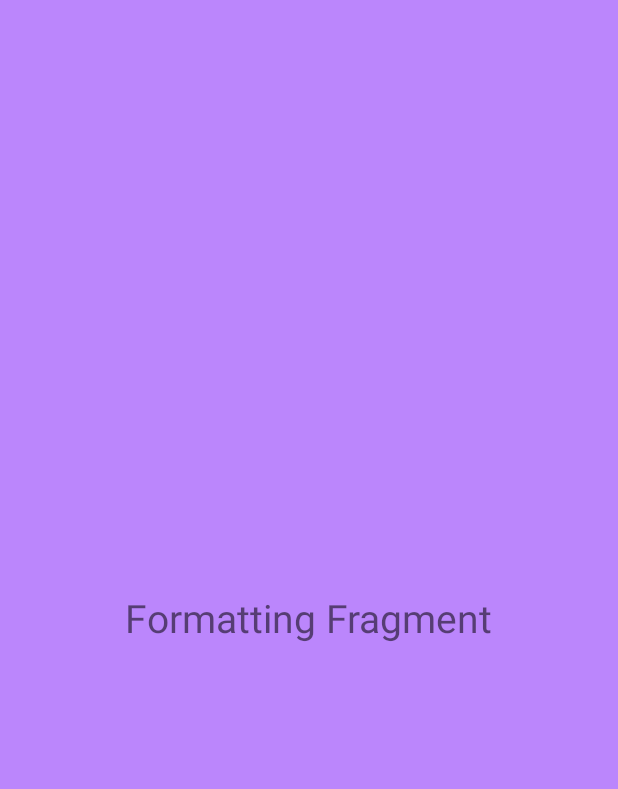
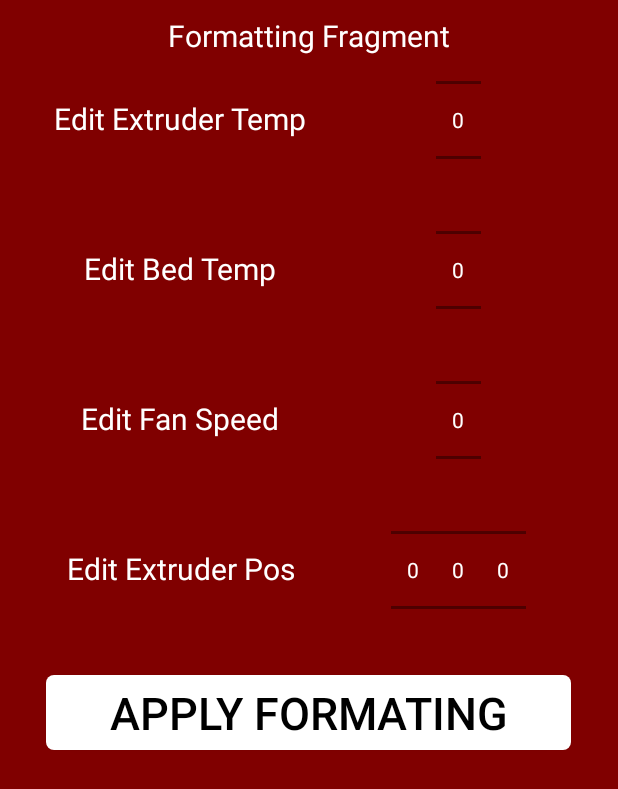
Before and after one commit to liusteven2/3D_Printer_1, an Android app: the layout fragment_formatting.xml on its own in the app's theme, with its tools: preview values and no code run, on a phone screen of 412 x 824 dp. Shown: the top 789 px of the screen. Run offline under Robolectric (Android 15) with nearby library versions, the phone set to English and light mode, and no system bars.

Commit message:
PrinterFormatting Tab working w/ srollable value selector and push to Firebase

```diff
--- a/app/src/main/java/com/example/a3d_printer_1/Formatting.kt
+++ b/app/src/main/java/com/example/a3d_printer_1/Formatting.kt
@@ -5,7 +5,9 @@ import androidx.fragment.app.Fragment
 import android.view.LayoutInflater
 import android.view.View
 import android.view.ViewGroup
-import android.widget.TextView
+import android.widget.*
+import com.google.firebase.database.DatabaseReference
+import com.google.firebase.database.FirebaseDatabase
 import org.w3c.dom.Text
 
 
@@ -26,27 +28,13 @@ import org.w3c.dom.Text
 //}
 
 
-// TODO: Rename parameter arguments, choose names that match
-// the fragment initialization parameters, e.g. ARG_ITEM_NUMBER
-private const val ARG_PARAM1 = "param1"
-private const val ARG_PARAM2 = "param2"
+class Formatting : Fragment() {
 
-/**
- * A simple [Fragment] subclass.
- * Use the [Formatting.newInstance] factory method to
- * create an instance of this fragment.
- */
-class Formatting : Fragment() {
-    // TODO: Rename and change types of parameters
-    private var param1: String? = null
-    private var param2: String? = null
+    //for sending information to firebase database
+    private lateinit var database : DatabaseReference
 
     override fun onCreate(savedInstanceState: Bundle?) {
         super.onCreate(savedInstanceState)
-        arguments?.let {
-            param1 = it.getString(ARG_PARAM1)
-            param2 = it.getString(ARG_PARAM2)
-        }
     }
 
     override fun onCreateView(
@@ -59,26 +47,56 @@ class Formatting : Fragment() {
         val args = this.arguments
         val inputData = args?.get("data")
         textView.text = inputData.toString()
+
+        val extTemp : NumberPicker = view.findViewById(R.id.numPickerExtTemp)
+        extTemp.minValue = 0
+        extTemp.maxValue = 100
+
+        val bedTemp : NumberPicker = view.findViewById(R.id.numPickerBedTemp)
+        bedTemp.minValue = 0
+        bedTemp.maxValue = 100
+
+        val fanSpeed : NumberPicker = view.findViewById(R.id.numPickerFanSpeed)
+        fanSpeed.minValue = 0
+        fanSpeed.maxValue = 100
+
+        val xVal : NumberPicker = view.findViewById(R.id.numPickerX)
+        xVal.minValue = 0
+        xVal.maxValue = 100
+
+        val yVal : NumberPicker = view.findViewById(R.id.numPickerY)
+        yVal.minValue = 0
+        yVal.maxValue = 100
+
+        val zVal : NumberPicker = view.findViewById(R.id.numPickerZ)
+        zVal.minValue = 0
+        zVal.maxValue = 100
+
+        var formatExtTemp = 0
+        var formatBedTemp = 0
+        var formatFanSpeed = 0
+        var formatXPos = 0
+        var formatYPos = 0
+        var formatZpos = 0
+
+        extTemp.setOnValueChangedListener { numberPicker, i, i2 ->  formatExtTemp = numberPicker.value}
+        bedTemp.setOnValueChangedListener { numberPicker, i, i2 ->  formatBedTemp = numberPicker.value}
+        fanSpeed.setOnValueChangedListener { numberPicker, i, i2 ->  formatFanSpeed = numberPicker.value}
+        xVal.setOnValueChangedListener { numberPicker, i, i2 ->  formatXPos = numberPicker.value}
+        yVal.setOnValueChangedListener { numberPicker, i, i2 ->  formatYPos = numberPicker.value}
+        zVal.setOnValueChangedListener { numberPicker, i, i2 ->  formatZpos = numberPicker.value}
+
+        val btn : Button = view.findViewById(R.id.buttonApply)
+        btn.setOnClickListener{
+            database = FirebaseDatabase.getInstance().getReference("Printer Formatting")
+            val newFormat = PrinterControls(formatExtTemp, formatBedTemp, formatFanSpeed, formatXPos, formatYPos, formatZpos)
+            database.child("Format").setValue(newFormat).addOnSuccessListener {
+                Toast.makeText(activity, "Successfully Saved", Toast.LENGTH_SHORT).show();
+            }.addOnFailureListener {
+                Toast.makeText(activity, "Failed Saved", Toast.LENGTH_SHORT).show();
+            }
+        }
         return view
     }
 
-    companion object {
-        /**
-         * Use this factory method to create a new instance of
-         * this fragment using the provided parameters.
-         *
-         * @param param1 Parameter 1.
-         * @param param2 Parameter 2.
-         * @return A new instance of fragment Formatting.
-         */
-        // TODO: Rename and change types and number of parameters
-        @JvmStatic
-        fun newInstance(param1: String, param2: String) =
-            Formatting().apply {
-                arguments = Bundle().apply {
-                    putString(ARG_PARAM1, param1)
-                    putString(ARG_PARAM2, param2)
-                }
-            }
-    }
 }
--- /dev/null
+++ b/app/src/main/java/com/example/a3d_printer_1/PrinterControls.kt
@@ -0,0 +1,3 @@
+package com.example.a3d_printer_1
+
+class PrinterControls (val ext_temp: Int?=null, val bed_temp: Int?=null, val fan_speed: Int?=null, val x_pos: Int?=null, val y_pos: Int?=null, val z_pos: Int?=null)
--- a/app/src/main/java/com/example/a3d_printer_1/User.kt
+++ b/app/src/main/java/com/example/a3d_printer_1/User.kt
@@ -1,3 +1,3 @@
 package com.example.a3d_printer_1
 
-data class User(var firstName: String?=null)
+data class User(val firstName: String?=null)
--- /dev/null
+++ b/app/src/main/res/drawable/slightly_rounded_square_border.xml
@@ -0,0 +1,5 @@
+<?xml version="1.0" encoding="utf-8"?>
+<shape xmlns:android="http://schemas.android.com/apk/res/android">
+    <corners android:radius="5sp"/>
+    <solid android:color="@color/black"/>
+</shape>
--- a/app/src/main/res/layout/fragment_formatting.xml
+++ b/app/src/main/res/layout/fragment_formatting.xml
@@ -3,16 +3,171 @@
     xmlns:tools="http://schemas.android.com/tools"
     android:layout_width="match_parent"
     android:layout_height="match_parent"
-    android:background="@color/purple_200"
+    android:background="#800000"
     tools:context=".Formatting">
 
     <!-- TODO: Update blank fragment layout -->
     <TextView
         android:id="@+id/textView"
+        android:layout_marginTop="10dp"
         android:layout_width="wrap_content"
         android:layout_height="wrap_content"
         android:text="Formatting Fragment"
-        android:textSize="26dp"
-        android:layout_gravity="center"/>
+        android:textSize="20dp"
+        android:layout_gravity="center_horizontal"
+        android:textColor="@color/white" />
+
+    <!--    visual text and numPicker for Extruder Temperature-->
+    <TextView
+        android:id="@+id/textView_ExtTemp"
+        android:layout_width="wrap_content"
+        android:layout_height="wrap_content"
+        android:layout_gravity="center_horizontal"
+        android:layout_marginTop="65dp"
+        android:layout_marginRight="85dp"
+        android:text="Edit Extruder Temp"
+        android:textSize="20dp"
+        android:textColor="@color/white" />
+
+    <LinearLayout
+        android:layout_width="wrap_content"
+        android:layout_height="wrap_content"
+        android:layout_gravity="center_horizontal"
+        android:layout_marginTop="30dp"
+        android:layout_marginLeft="100dp">
+
+
+    <NumberPicker
+            android:id="@+id/numPickerExtTemp"
+            android:layout_width="30dp"
+            android:layout_height="100dp"
+        android:theme="@style/AppTheme.Picker">
+
+
+        </NumberPicker>
+
+    </LinearLayout>
+
+
+    <!--    visual text and numPicker for Bed Temperature-->
+    <TextView
+        android:id="@+id/textView_BedTemp"
+        android:layout_width="wrap_content"
+        android:layout_height="wrap_content"
+        android:layout_gravity="center_horizontal"
+        android:layout_marginTop="165dp"
+        android:layout_marginRight="85dp"
+        android:text="Edit Bed Temp"
+        android:textSize="20dp"
+        android:textColor="@color/white" />
+
+    <LinearLayout
+        android:layout_width="wrap_content"
+        android:layout_height="wrap_content"
+        android:layout_gravity="center_horizontal"
+        android:layout_marginTop="130dp"
+        android:layout_marginLeft="100dp">
+
+        <NumberPicker
+            android:id="@+id/numPickerBedTemp"
+            android:layout_width="30dp"
+            android:layout_height="100dp"
+            android:theme="@style/AppTheme.Picker">
+
+
+        </NumberPicker>
+
+    </LinearLayout>
+
+    <!--    visual text and numPicker for Fan Speed Position-->
+    <TextView
+        android:id="@+id/textView_FanSpeed"
+        android:layout_width="wrap_content"
+        android:layout_height="wrap_content"
+        android:layout_gravity="center_horizontal"
+        android:layout_marginTop="265dp"
+        android:layout_marginRight="85dp"
+        android:text="Edit Fan Speed"
+        android:textSize="20dp"
+        android:textColor="@color/white" />
+
+    <LinearLayout
+        android:layout_width="wrap_content"
+        android:layout_height="wrap_content"
+        android:layout_gravity="center_horizontal"
+        android:layout_marginTop="230dp"
+        android:layout_marginLeft="100dp"
+        android:theme="@style/AppTheme.Picker">
+
+
+        <NumberPicker
+            android:id="@+id/numPickerFanSpeed"
+            android:layout_width="30dp"
+            android:layout_height="100dp"
+            android:theme="@style/AppTheme.Picker">
+
+
+        </NumberPicker>
+
+    </LinearLayout>
+
+
+<!--    visual text and numPicker for Extruder Position-->
+    <TextView
+        android:id="@+id/textView_ExtPos"
+        android:layout_width="wrap_content"
+        android:layout_height="wrap_content"
+        android:layout_gravity="center_horizontal"
+        android:layout_marginTop="365dp"
+        android:layout_marginRight="85dp"
+        android:text="Edit Extruder Pos"
+        android:textSize="20dp"
+        android:textColor="@color/white" />
+
+    <LinearLayout
+        android:layout_width="wrap_content"
+        android:layout_height="wrap_content"
+        android:layout_gravity="center_horizontal"
+        android:layout_marginTop="330dp"
+        android:layout_marginLeft="100dp"
+        android:theme="@style/AppTheme.Picker">
+
+        <NumberPicker
+            android:id="@+id/numPickerX"
+            android:layout_width="30dp"
+            android:layout_height="100dp"
+            android:theme="@style/AppTheme.Picker">
+
+        </NumberPicker>
+
+        <NumberPicker
+            android:id="@+id/numPickerY"
+            android:layout_width="30dp"
+            android:layout_height="100dp"
+            android:theme="@style/AppTheme.Picker">
+
+        </NumberPicker>
+
+        <NumberPicker
+            android:id="@+id/numPickerZ"
+            android:layout_width="30dp"
+            android:layout_height="100dp"
+            android:theme="@style/AppTheme.Picker">
+
+        </NumberPicker>
+
+    </LinearLayout>
+
+    <Button
+        android:id="@+id/buttonApply"
+        android:layout_width="350dp"
+        android:layout_height="50dp"
+        android:layout_gravity="center_horizontal"
+        android:layout_marginTop="450dp"
+        android:background="@drawable/slightly_rounded_square_border"
+        android:backgroundTint="@color/white"
+        android:text="Apply Formating"
+        android:textSize="30sp"
+        android:textColor="@color/black"/>
 
 </FrameLayout>
--- a/app/src/main/res/layout/fragment_home.xml
+++ b/app/src/main/res/layout/fragment_home.xml
@@ -84,7 +84,7 @@
     <TextView
         android:layout_width="wrap_content"
         android:layout_height="wrap_content"
-        android:text="Fan Speed:                                         0"
+        android:text="Fan Speed:                                       0"
         android:layout_marginTop="374dp"
         android:layout_marginLeft="60dp"
         android:textColor="@color/white"
--- a/app/src/main/res/values/themes.xml
+++ b/app/src/main/res/values/themes.xml
@@ -13,4 +13,7 @@
         <item name="android:statusBarColor" tools:targetApi="l">?attr/colorPrimaryVariant</item>
         <!-- Customize your theme here. -->
     </style>
+    <style name="AppTheme.Picker" parent="Theme.AppCompat.Light.NoActionBar" >
+        <item name="android:textColorPrimary">@android:color/white</item>
+    </style>
 </resources>
```
